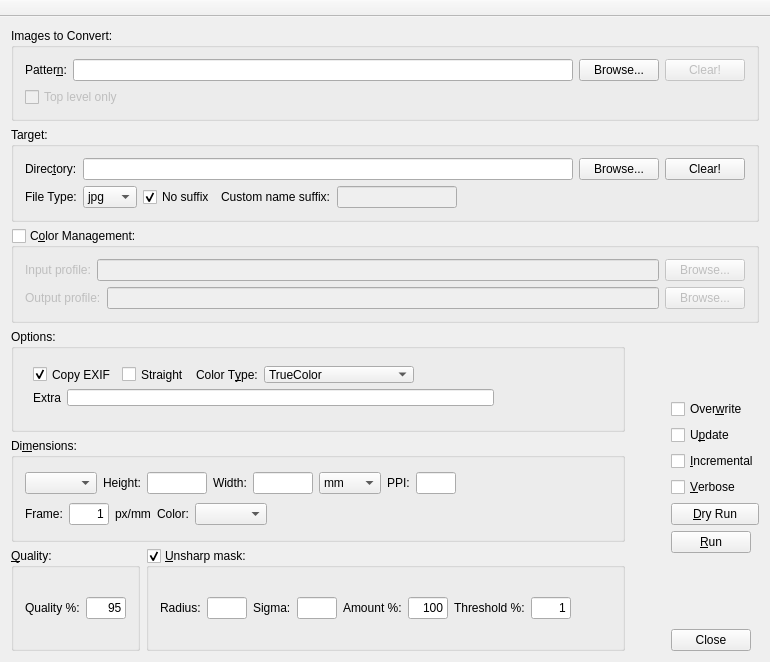
Before: the Qt Designer form qt/BatchConvertImages/mainwindow.ui in autarkper/Autark-Utility-Software-Collection, drawn with Qt 5.
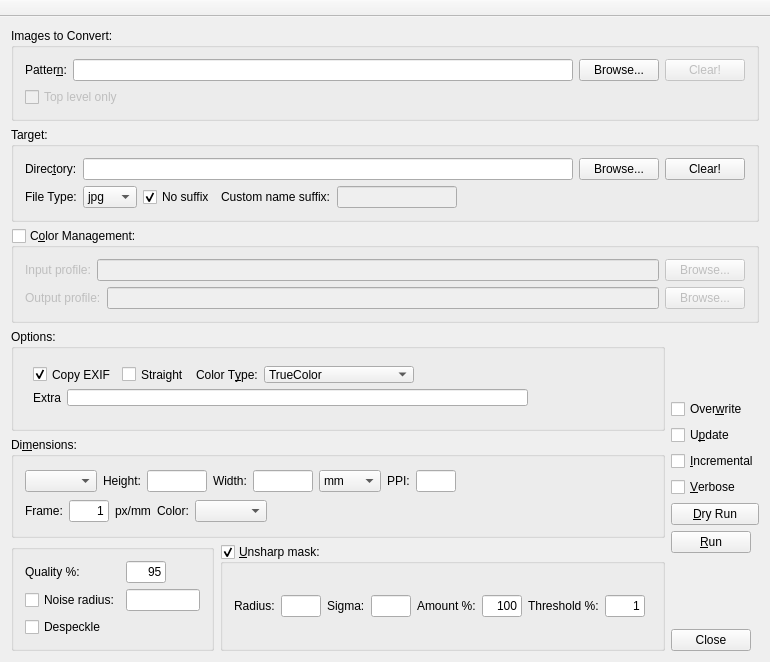
After: the same form once the commit is applied.

Commit message: add support for -despeckle and -noise

```diff
--- a/qt/BatchConvertImages/mainwindow.ui
+++ b/qt/BatchConvertImages/mainwindow.ui
@@ -349,12 +349,12 @@
           <property name="flat">
            <bool>false</bool>
           </property>
-          <widget class="QWidget" name="">
+          <widget class="QWidget" name="layoutWidget">
            <property name="geometry">
             <rect>
              <x>11</x>
              <y>26</y>
-             <width>483</width>
+             <width>517</width>
              <height>62</height>
             </rect>
            </property>
@@ -779,7 +779,7 @@
              </sizepolicy>
             </property>
             <property name="title">
-             <string>&amp;Quality:</string>
+             <string/>
             </property>
             <property name="flat">
              <bool>false</bool>
@@ -795,7 +795,7 @@
                </property>
               </widget>
              </item>
-             <item row="0" column="1">
+             <item row="0" column="2">
               <widget class="QLineEdit" name="leQuality">
                <property name="sizePolicy">
                 <sizepolicy hsizetype="Fixed" vsizetype="Fixed">
@@ -835,6 +835,27 @@
                </property>
               </widget>
              </item>
+             <item row="1" column="2">
+              <widget class="QLineEdit" name="leNoiseRadius">
+               <property name="inputMethodHints">
+                <set>Qt::ImhDigitsOnly</set>
+               </property>
+              </widget>
+             </item>
+             <item row="1" column="0">
+              <widget class="QCheckBox" name="chkNoise">
+               <property name="text">
+                <string>Noise radius:</string>
+               </property>
+              </widget>
+             </item>
+             <item row="2" column="0">
+              <widget class="QCheckBox" name="chkDespeckle">
+               <property name="text">
+                <string>Despeckle</string>
+               </property>
+              </widget>
+             </item>
             </layout>
            </widget>
           </item>
```
The commit also changes 2 other files.
